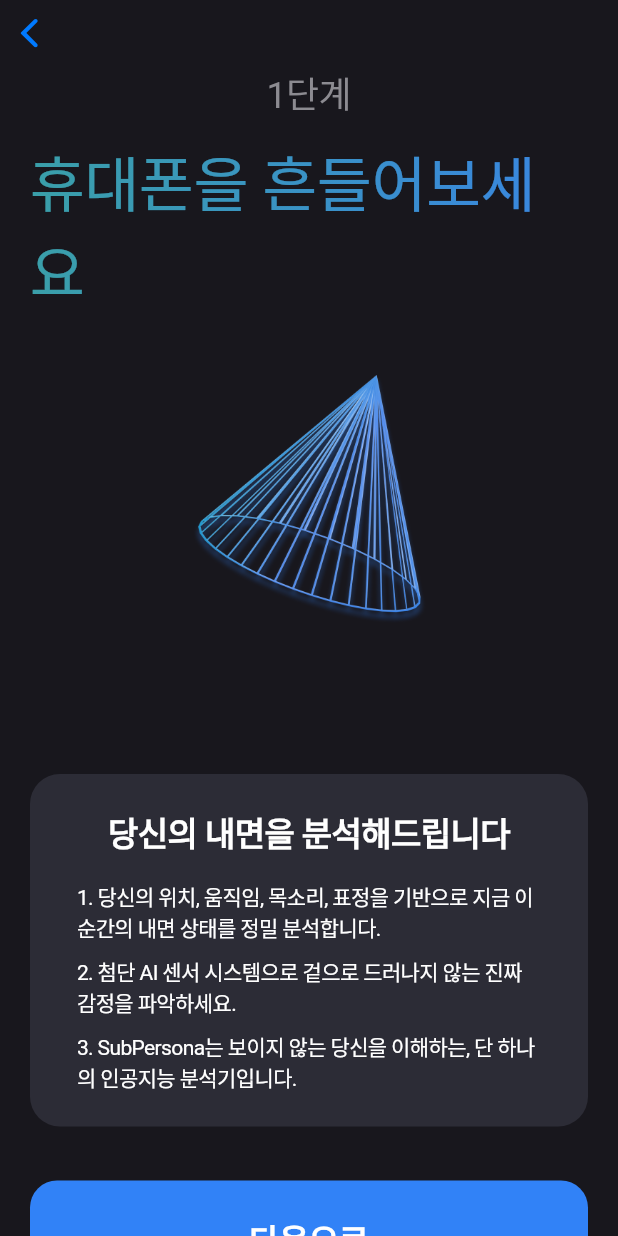
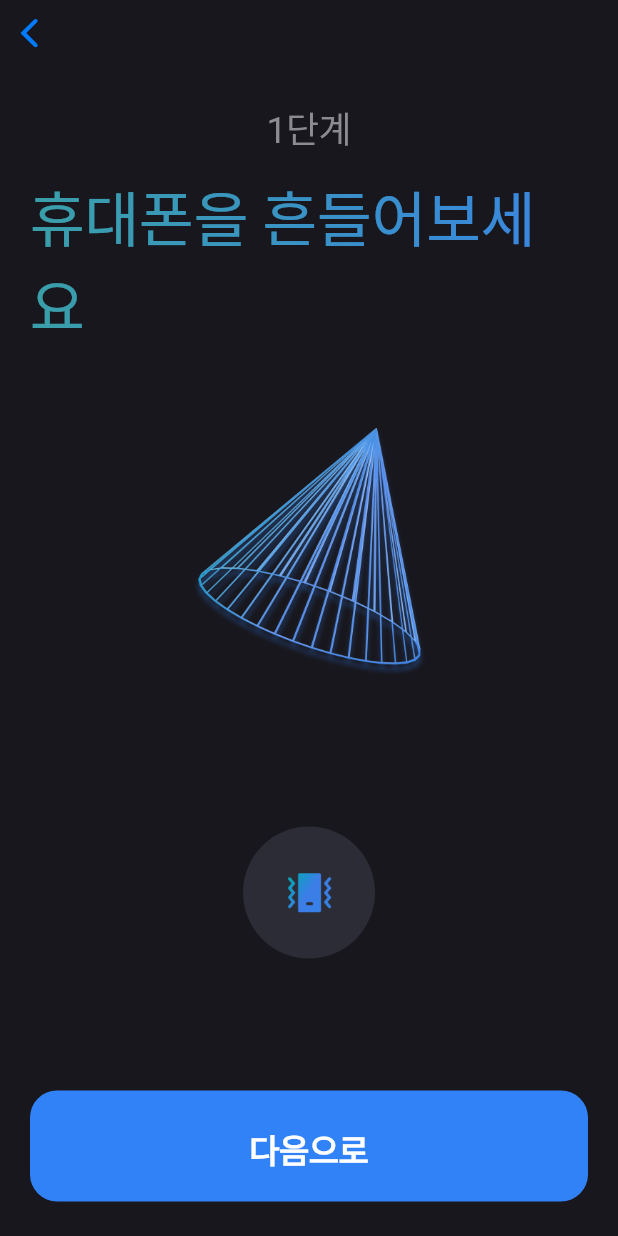
Before and after one commit to winshine0326/SubPersona, a Flutter app: the FirstSection screen opened directly, on a phone screen of 412 x 824 dp. Run offline on Flutter 3.47's test engine with Material 3 defaults, Android fonts, the phone set to English and light mode, and no system bars; drawn by our look-alikes of simple_gradient_text; Roboto replaces fonts that are missing (Pretendard).

Commit message:
feat :: taskBtn 컴포넌트

```diff
--- /dev/null
+++ b/lib/components/task_btn.dart
@@ -0,0 +1,39 @@
+// lib/components/analyze_button.dart
+import 'package:flutter/cupertino.dart';
+import 'package:flutter/material.dart';
+
+class TaskBtn extends StatelessWidget {
+  final String ImgPath;
+
+  const TaskBtn({
+    super.key,
+    required this.ImgPath,
+  });
+
+  @override
+  Widget build(BuildContext context) {
+    return Column(
+      children: [
+        Container(
+          width: 88,
+          height: 88,
+          padding: const EdgeInsets.all(16),
+          clipBehavior: Clip.antiAlias,
+          decoration: ShapeDecoration(
+            color: const Color(0xFF2C2C36),
+            shape: RoundedRectangleBorder(
+              borderRadius: BorderRadius.circular(100),
+            ),
+          ),
+          child: Center(
+            child: SizedBox(
+              width: 32,
+              height: 32,
+              child: Image.asset(ImgPath, fit: BoxFit.contain),
+            ),
+          ),
+        ),
+      ],
+    );
+  }
+}
--- a/lib/components/top_layout.dart
+++ b/lib/components/top_layout.dart
@@ -7,12 +7,14 @@ class TopLayout extends StatelessWidget{
   final String subtitle;
   final String title;
   final String imgPath;
+  final double padding;
 
   const TopLayout({
     super.key,
     required this.subtitle,
     required this.title,
     required this.imgPath,
+    this.padding = 40,
   });
 
   @override
@@ -40,7 +42,7 @@ class TopLayout extends StatelessWidget{
               "#3985E3".toColor(),
             ],
           ),
-          SizedBox(height: 40),
+          SizedBox(height: padding),
           Image.asset(
             imgPath,
             width: 171,
--- a/lib/pages/1st_section.dart
+++ b/lib/pages/1st_section.dart
@@ -5,6 +5,7 @@ import 'package:subpersona/utils/toColor.dart';
 import 'package:subpersona/components/button.dart';
 import 'package:subpersona/components/top_layout.dart';
 import 'package:subpersona/pages/home.dart';
+import 'package:subpersona/components/task_btn.dart';
 
 class FirstSection extends StatelessWidget {
   @override
@@ -25,83 +26,14 @@ class FirstSection extends StatelessWidget {
                       title: "휴대폰을 흔들어보세요",
                       subtitle: "1단계",
                       imgPath: "assets/Cone.png",
+                      padding: 52,
                     ),
                     SizedBox(height: 100),
 
-                    Container(
-                      width: double.infinity,
-                      padding: const EdgeInsets.symmetric(horizontal: 13, vertical: 22),
-                      clipBehavior: Clip.antiAlias,
-                      decoration: ShapeDecoration(
-                        color: const Color(0xFF2C2C36),
-                        shape: RoundedRectangleBorder(
-                          borderRadius: BorderRadius.circular(20),
-                        ),
-                      ),
-                      child: Column(
-                        mainAxisSize: MainAxisSize.min,
-                        children: [
-                          SizedBox(
-                            width: 309,
-                            child: Text(
-                              '당신의 내면을 분석해드립니다',
-                              textAlign: TextAlign.center,
-                              style: TextStyle(
-                                color: Colors.white,
-                                fontSize: 22,
-                                fontFamily: 'Pretendard',
-                                fontWeight: FontWeight.w600,
-                              ),
-                            ),
-                          ),
-                          SizedBox(height: 16),
-                          Column(
-                            crossAxisAlignment: CrossAxisAlignment.start,
-                            children: [
-                              SizedBox(
-                                width: 309,
-                                child: Text(
-                                  '1. 당신의 위치, 움직임, 목소리, 표정을 기반으로 지금 이 순간의 내면 상태를 정밀 분석합니다.',
-                                  style: TextStyle(
-                                    color: Colors.white,
-                                    fontSize: 14,
-                                    fontFamily: 'Pretendard',
-                                    fontWeight: FontWeight.w400,
-                                  ),
-                                ),
-                              ),
-                              SizedBox(height: 8),
-                              SizedBox(
-                                width: 309,
-                                child: Text(
-                                  '2. 첨단 AI 센서 시스템으로 겉으로 드러나지 않는 진짜 감정을 파악하세요.',
-                                  style: TextStyle(
-                                    color: Colors.white,
-                                    fontSize: 14,
-                                    fontFamily: 'Pretendard',
-                                    fontWeight: FontWeight.w400,
-                                  ),
-                                ),
-                              ),
-                              SizedBox(height: 8),
-                              SizedBox(
-                                width: 309,
-                                child: Text(
-                                  '3. SubPersona는 보이지 않는 당신을 이해하는, 단 하나의 인공지능 분석기입니다.',
-                                  style: TextStyle(
-                                    color: Colors.white,
-                                    fontSize: 14,
-                                    fontFamily: 'Pretendard',
-                                    fontWeight: FontWeight.w400,
-                                  ),
-                                ),
-                              ),
-                            ],
-                          ),
-                        ],
-                      ),
+                    TaskBtn(
+                      ImgPath:"assets/shake.png"
                     ),
-                    SizedBox(height: 36),
+                    SizedBox(height: 88),
                     Center(
                       child: AnalyzeButton(
                         nextPage: HomePage(),
```
